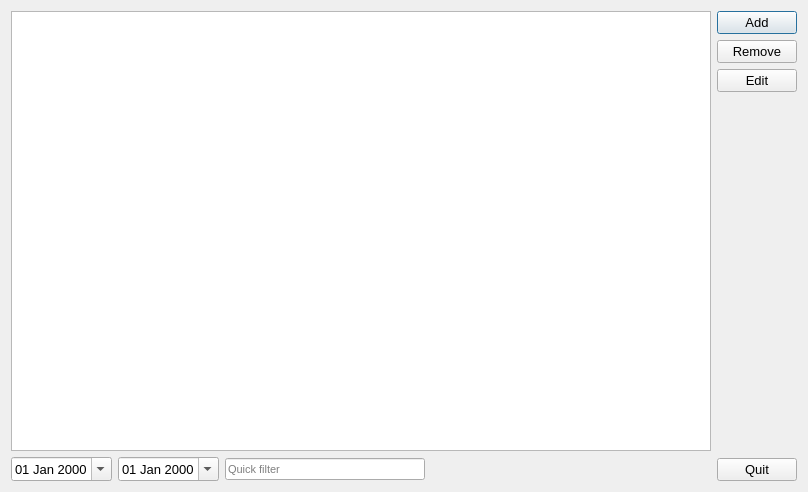
The window that src/View/Qt/TimeLine/MainWin.ui (Tatane/TimeLine) describes before a commit, drawn with Qt 5.
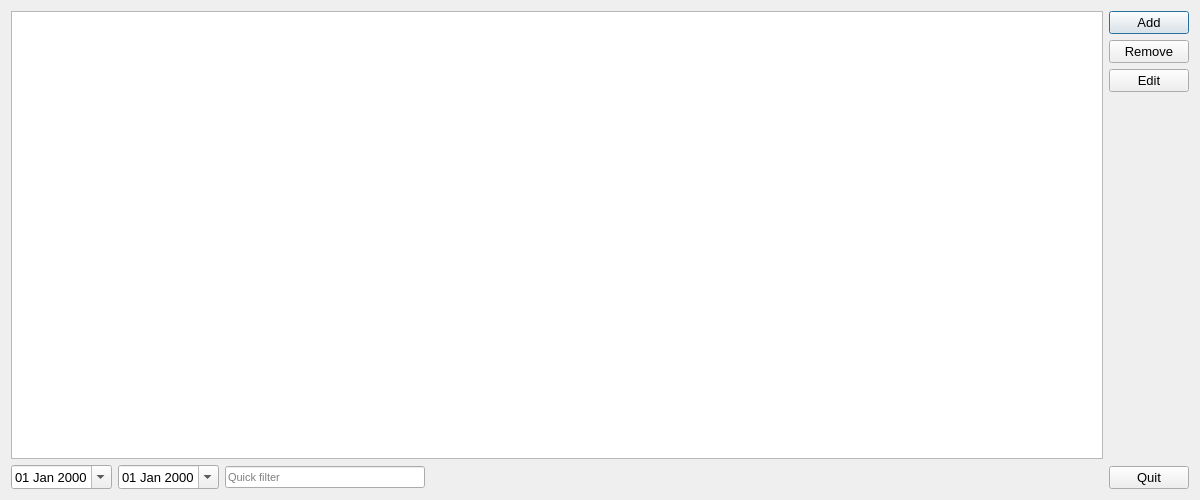
The same window after the commit.

```diff
--- a/src/View/Qt/TimeLine/MainWin.ui
+++ b/src/View/Qt/TimeLine/MainWin.ui
@@ -6,8 +6,8 @@
    <rect>
     <x>0</x>
     <y>0</y>
-    <width>808</width>
-    <height>492</height>
+    <width>1200</width>
+    <height>500</height>
    </rect>
   </property>
   <property name="font">
```
